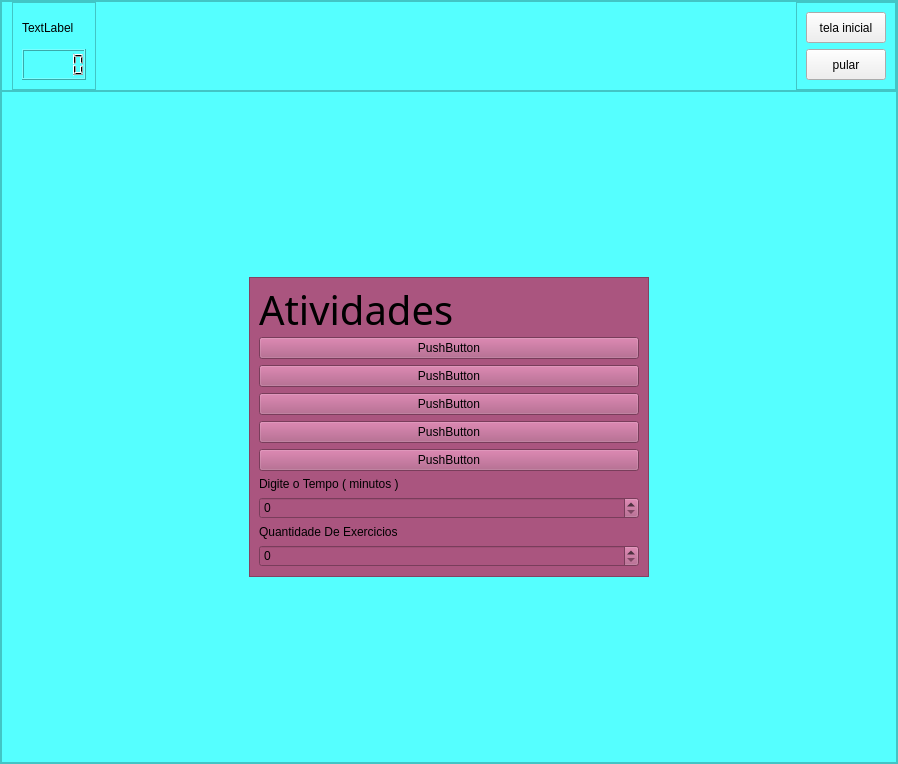
This is App/Desenvolvimento/src/main/python/mainUi.ui in wesleyrodrigues/TCC as Qt 5 draws it before an edit. The edited form follows.
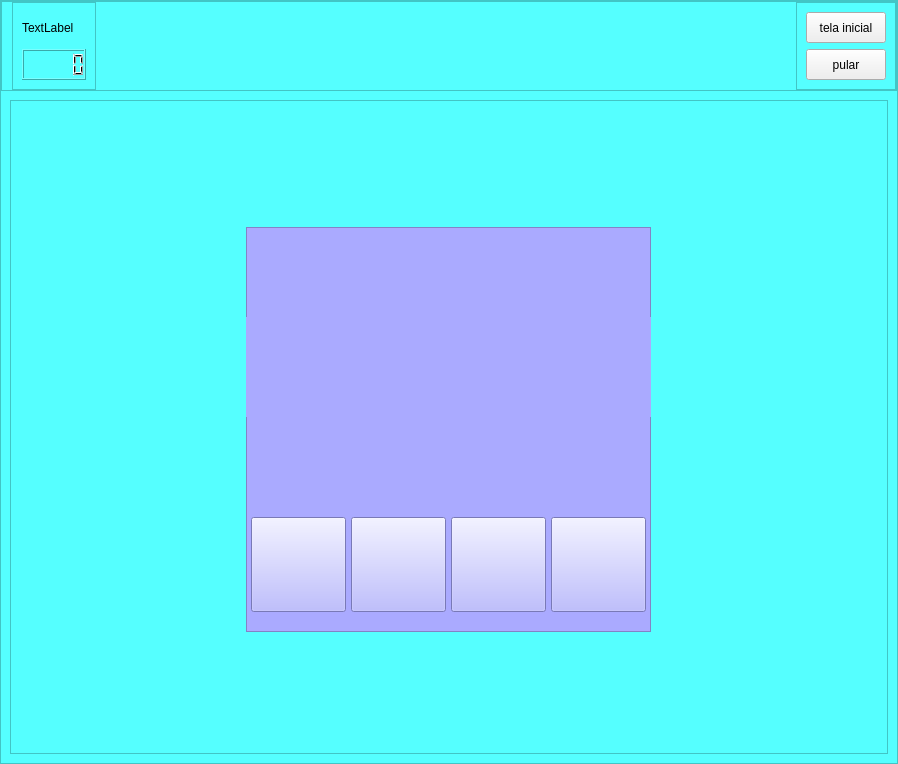
This is the edited form. Icons and pictures are not drawn.

Commit message: adicionando a tela terceia atividade

Diff of the .ui file:
```diff
--- a/App/Desenvolvimento/src/main/python/mainUi.ui
+++ b/App/Desenvolvimento/src/main/python/mainUi.ui
@@ -179,7 +179,7 @@
           <string notr="true"/>
          </property>
          <property name="currentIndex">
-          <number>3</number>
+          <number>4</number>
          </property>
          <widget class="QWidget" name="tela_inicial">
           <property name="styleSheet">
@@ -1279,25 +1279,117 @@
            </item>
           </layout>
          </widget>
-         <widget class="QWidget" name="page">
-          <widget class="QLabel" name="label_16">
-           <property name="geometry">
-            <rect>
-             <x>240</x>
-             <y>180</y>
-             <width>321</width>
-             <height>151</height>
-            </rect>
-           </property>
-           <property name="font">
-            <font>
-             <pointsize>25</pointsize>
-            </font>
-           </property>
-           <property name="text">
-            <string>SEM NADA AQUI</string>
-           </property>
-          </widget>
+         <widget class="QWidget" name="tela_atividade_falta_a_letra">
+          <layout class="QHBoxLayout" name="horizontalLayout_12">
+           <item>
+            <widget class="QFrame" name="organizador">
+             <property name="frameShape">
+              <enum>QFrame::StyledPanel</enum>
+             </property>
+             <property name="frameShadow">
+              <enum>QFrame::Raised</enum>
+             </property>
+             <layout class="QHBoxLayout" name="horizontalLayout_11">
+              <item>
+               <widget class="QFrame" name="organizador_meio">
+                <property name="sizePolicy">
+                 <sizepolicy hsizetype="Preferred" vsizetype="Preferred">
+                  <horstretch>40</horstretch>
+                  <verstretch>40</verstretch>
+                 </sizepolicy>
+                </property>
+                <property name="minimumSize">
+                 <size>
+                  <width>405</width>
+                  <height>405</height>
+                 </size>
+                </property>
+                <property name="maximumSize">
+                 <size>
+                  <width>400</width>
+                  <height>400</height>
+                 </size>
+                </property>
+                <property name="styleSheet">
+                 <string notr="true">background-color: rgb(170, 170, 255);</string>
+                </property>
+                <property name="frameShape">
+                 <enum>QFrame::StyledPanel</enum>
+                </property>
+                <property name="frameShadow">
+                 <enum>QFrame::Raised</enum>
+                </property>
+                <widget class="QLabel" name="l_palavra">
+                 <property name="geometry">
+                  <rect>
+                   <x>0</x>
+                   <y>90</y>
+                   <width>405</width>
+                   <height>100</height>
+                  </rect>
+                 </property>
+                 <property name="text">
+                  <string/>
+                 </property>
+                </widget>
+                <widget class="QPushButton" name="btn_letra_1">
+                 <property name="geometry">
+                  <rect>
+                   <x>5</x>
+                   <y>290</y>
+                   <width>95</width>
+                   <height>95</height>
+                  </rect>
+                 </property>
+                 <property name="text">
+                  <string/>
+                 </property>
+                </widget>
+                <widget class="QPushButton" name="btn_letra_4">
+                 <property name="geometry">
+                  <rect>
+                   <x>305</x>
+                   <y>290</y>
+                   <width>95</width>
+                   <height>95</height>
+                  </rect>
+                 </property>
+                 <property name="text">
+                  <string/>
+                 </property>
+                </widget>
+                <widget class="QPushButton" name="btn_letra_2">
+                 <property name="geometry">
+                  <rect>
+                   <x>105</x>
+                   <y>290</y>
+                   <width>95</width>
+                   <height>95</height>
+                  </rect>
+                 </property>
+                 <property name="text">
+                  <string/>
+                 </property>
+                </widget>
+                <widget class="QPushButton" name="btn_letra_3">
+                 <property name="geometry">
+                  <rect>
+                   <x>205</x>
+                   <y>290</y>
+                   <width>95</width>
+                   <height>95</height>
+                  </rect>
+                 </property>
+                 <property name="text">
+                  <string/>
+                 </property>
+                </widget>
+               </widget>
+              </item>
+             </layout>
+            </widget>
+           </item>
+          </layout>
          </widget>
          <widget class="QWidget" name="tela_atividade_digt_nome_imagem">
           <layout class="QHBoxLayout" name="horizontalLayout_5">
```
